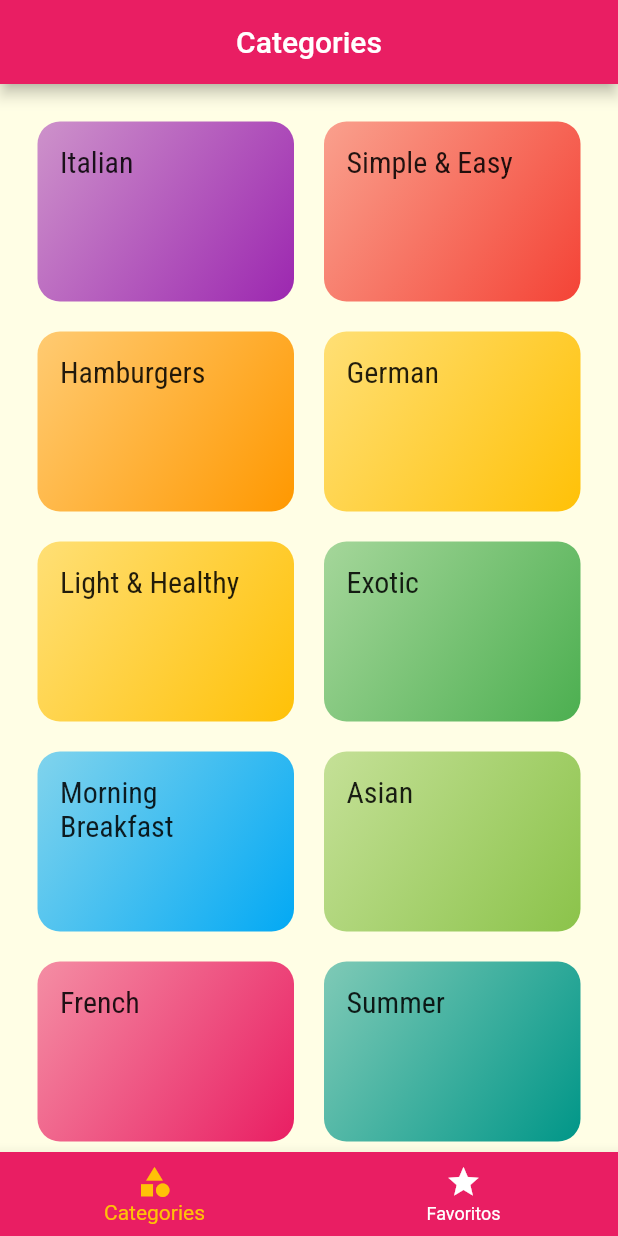
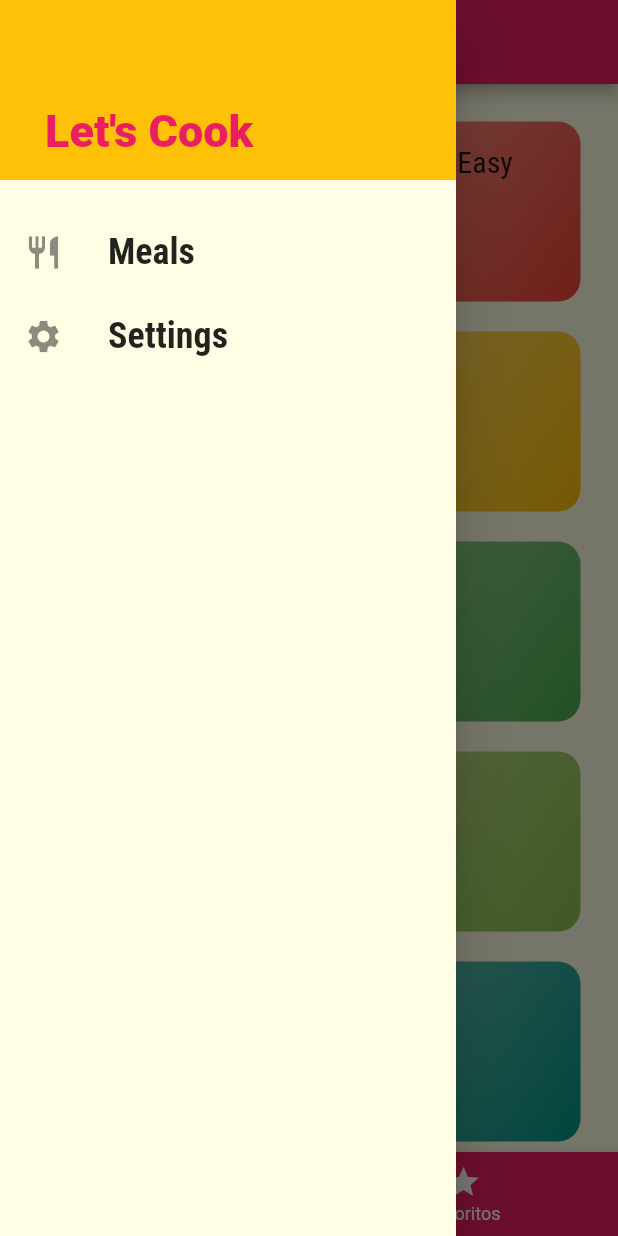
Before and after one commit to davmag91/meals, a Flutter app: the screen it shows after launch, with the side drawer open (before the commit the screen has no drawer), on a phone screen of 412 x 824 dp. Run offline on Flutter 3.47's test engine with Material 2 defaults, Android fonts, the phone set to English and light mode, and no system bars.

Commit message:
Drawer (side bar)

```diff
--- /dev/null
+++ b/lib/components/main_drawer.dart
@@ -0,0 +1,54 @@
+import 'package:flutter/material.dart';
+import 'package:flutter/src/widgets/framework.dart';
+import 'package:flutter/src/widgets/placeholder.dart';
+
+class MainDrawer extends StatelessWidget {
+  const MainDrawer({super.key});
+
+  Widget _createItem(IconData icon, String label) {
+    return ListTile(
+      leading: Icon(
+        icon,
+        size: 26,
+      ),
+      title: Text(
+        label,
+        style: const TextStyle(
+          fontFamily: 'RobotoCondensed',
+          fontSize: 24,
+          fontWeight: FontWeight.bold,
+        ),
+      ),
+      onTap: () {},
+    );
+  }
+
+  @override
+  Widget build(BuildContext context) {
+    return Drawer(
+      child: Column(
+        children: [
+          Container(
+            height: 120,
+            width: double.infinity,
+            padding: const EdgeInsets.only(top: 70, left: 30),
+            color: Theme.of(context).colorScheme.secondary,
+            child: Text(
+              'Let\'s Cook',
+              style: TextStyle(
+                fontWeight: FontWeight.w900,
+                fontSize: 30,
+                color: Theme.of(context).primaryColor,
+              ),
+            ),
+          ),
+          const SizedBox(
+            height: 20,
+          ),
+          _createItem(Icons.restaurant, 'Meals'),
+          _createItem(Icons.settings, 'Settings'),
+        ],
+      ),
+    );
+  }
+}
--- a/lib/screens/tabs_screen.dart
+++ b/lib/screens/tabs_screen.dart
@@ -1,6 +1,7 @@
 import 'package:flutter/material.dart';
 import 'package:flutter/src/widgets/framework.dart';
 import 'package:flutter/src/widgets/placeholder.dart';
+import 'package:meals/components/main_drawer.dart';
 import 'package:meals/screens/favorite_screen.dart';
 
 import 'categories_screen.dart';
@@ -28,6 +29,7 @@ class _TabsScreenState extends State<TabsScreen> {
         appBar: AppBar(
           title: Text(_screens[_selectedScreenIndex]['title'] as String),
         ),
+        drawer: const MainDrawer(),
         body: _screens[_selectedScreenIndex]['screen'] as Widget?,
         bottomNavigationBar: BottomNavigationBar(
           onTap: (value) => setState(() {
```
